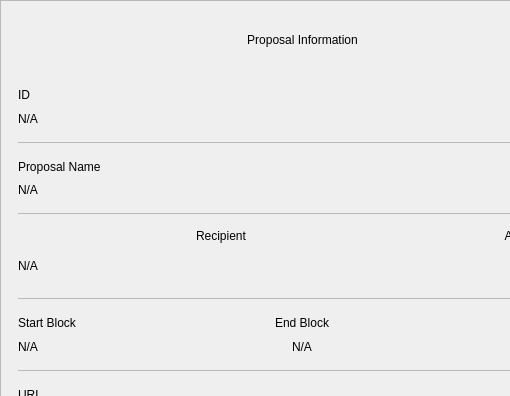
The window that src/qt/pivx/forms/proposalinfodialog.ui (Liquid369/PIVX) describes before a commit, drawn with Qt 5; both pictures show x 0 to 510 and y 0 to 396 of the 604 by 543 pixel window.
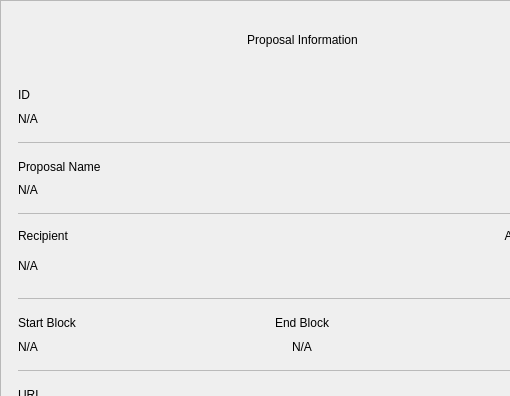
The same window after the commit.

Commit message: Adjust recipient label

The edit to the form file:
```diff
--- a/src/qt/pivx/forms/proposalinfodialog.ui
+++ b/src/qt/pivx/forms/proposalinfodialog.ui
@@ -440,22 +440,6 @@
                      </property>
                     </widget>
                    </item>
-                   <item row="0" column="1">
-                    <widget class="QLabel" name="labelRecipient">
-                     <property name="maximumSize">
-                      <size>
-                       <width>16777215</width>
-                       <height>16777215</height>
-                      </size>
-                     </property>
-                     <property name="text">
-                      <string>Recipient</string>
-                     </property>
-                     <property name="alignment">
-                      <set>Qt::AlignLeading|Qt::AlignLeft|Qt::AlignVCenter</set>
-                     </property>
-                    </widget>
-                   </item>
                    <item row="0" column="2">
                     <widget class="QLabel" name="labelAmount">
                      <property name="maximumSize">
@@ -510,6 +494,22 @@
                      </property>
                     </widget>
                    </item>
+                   <item row="0" column="0">
+                    <widget class="QLabel" name="labelRecipient">
+                     <property name="maximumSize">
+                      <size>
+                       <width>16777215</width>
+                       <height>16777215</height>
+                      </size>
+                     </property>
+                     <property name="text">
+                      <string>Recipient</string>
+                     </property>
+                     <property name="alignment">
+                      <set>Qt::AlignLeading|Qt::AlignLeft|Qt::AlignVCenter</set>
+                     </property>
+                    </widget>
+                   </item>
                   </layout>
                  </widget>
                 </item>
```
